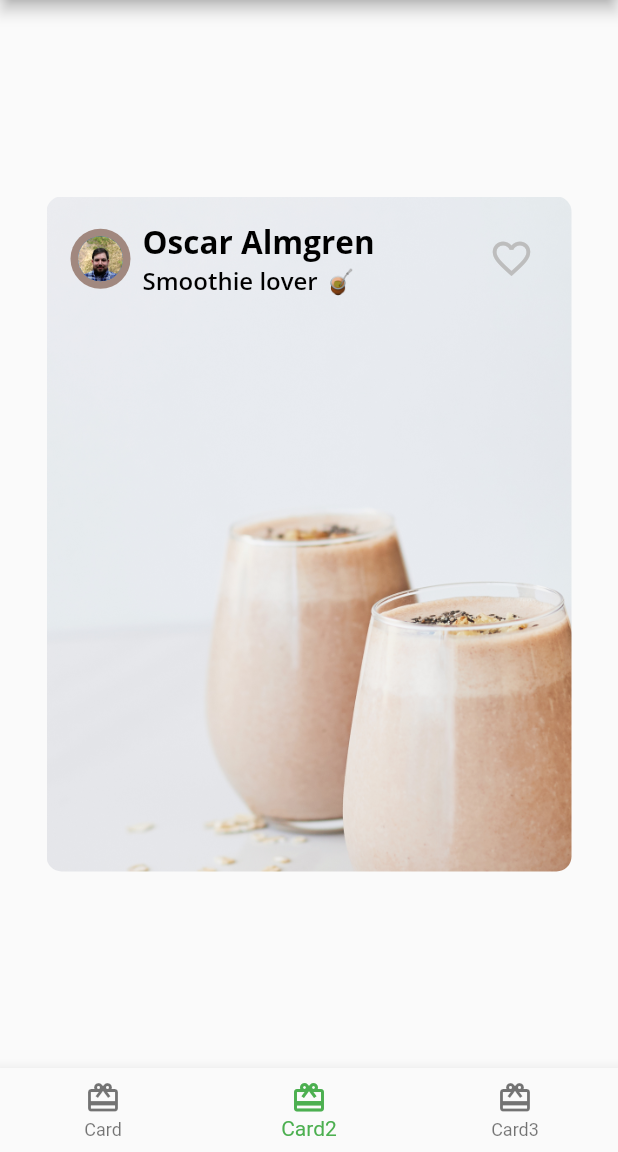
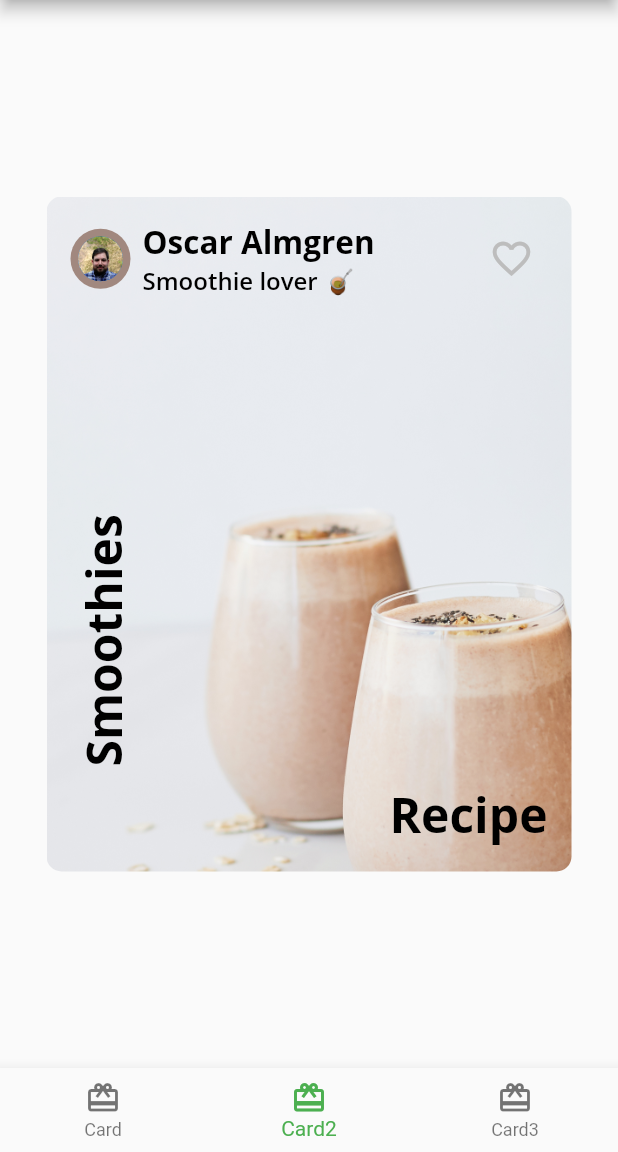
Before and after one commit to OscarAlmgren/apprentice_flutter, a Flutter app: the screen it shows after launch, item 2 of the bottom bar chosen, on a phone screen of 412 x 824 dp, the part 84-1236 px from its top. Run offline on Flutter 3.47's test engine with Material 2 defaults, Android fonts, the light colour scheme and no system bars; our stand-ins replace google_fonts.

Commit message:
Add labels and rotation to text fields for design

```diff
--- a/lib/card2.dart
+++ b/lib/card2.dart
@@ -1,5 +1,7 @@
 import 'package:apprentice_flutter/author_card.dart';
 import 'package:flutter/material.dart';
+
+import 'fooderlich_theme.dart';
 
 class Card2 extends StatelessWidget {
   const Card2({Key? key}) : super(key: key);
@@ -22,12 +24,37 @@
           ),
         ),
         child: Column(
-          children: const [
-            AuthorCard(
+          children: [
+            const AuthorCard(
               authorName: 'Oscar Almgren',
               title: 'Smoothie lover 🧉',
               imageProvider: AssetImage('assets/author_katz.jpeg'),
-            )
+            ),
+            Expanded(
+              child: Stack(
+                children: [
+                  Positioned(
+                    bottom: 16,
+                    right: 16,
+                    child: Text(
+                      'Recipe',
+                      style: FooderlichTheme.lightTextTheme.headline1,
+                    ),
+                  ),
+                  Positioned(
+                    bottom: 70,
+                    left: 16,
+                    child: RotatedBox(
+                      quarterTurns: 3,
+                      child: Text(
+                        'Smoothies',
+                        style: FooderlichTheme.lightTextTheme.headline1,
+                      ),
+                    ),
+                  ),
+                ],
+              ),
+            ),
           ],
         ),
       ),
```
